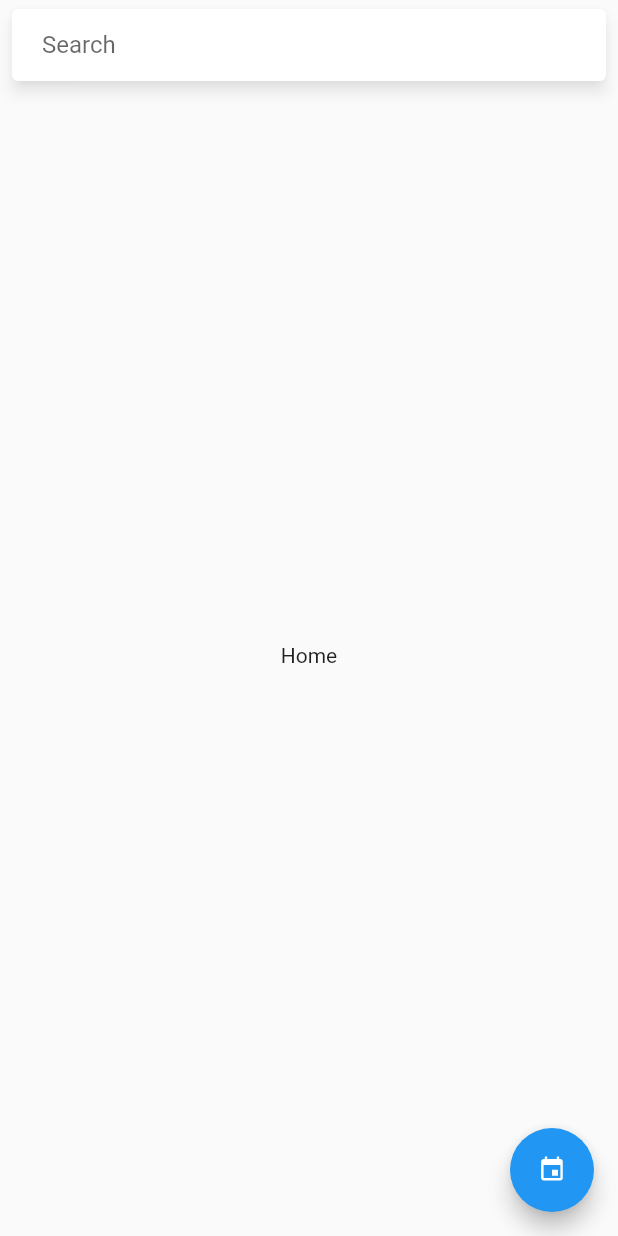
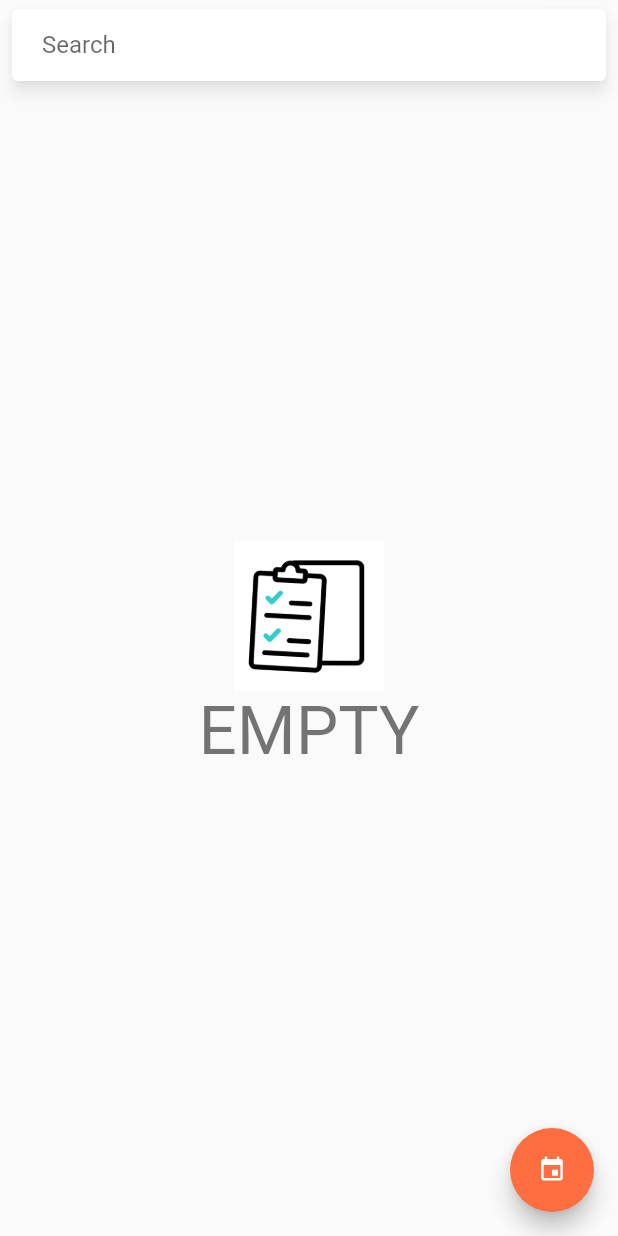
Before and after one commit to HCMUS-Advanced-Mobile-Development/ToDo, a Flutter app: the screen it shows after launch, on a phone screen of 412 x 824 dp. Run offline on Flutter 3.47's test engine with Material 2 defaults, Android fonts, the phone set to English and light mode, and no system bars; drawn by our look-alikes of material_floating_search_bar; our stand-ins replace flutter_datetime_picker, recase.

```diff
--- /dev/null
+++ b/lib/constants/route_constants.dart
@@ -0,0 +1,10 @@
+import 'package:flutter/material.dart';
+import 'package:todo/ui/add_todo/add_todo.dart';
+
+class RouteConstants {
+  static const addTodo = "addTodo";
+
+  static final routesMap = <String, WidgetBuilder>{
+    addTodo: (context) => const AddTodo(),
+  };
+}
--- a/lib/l10n/intl_en.arb
+++ b/lib/l10n/intl_en.arb
@@ -1,4 +1,7 @@
 {
   "todo": "TODO",
-  "search": "Search"
+  "search": "Search",
+  "empty": "Empty",
+  "addTodo": "Add TODO",
+  "whatIsYourPlan": "What is your plan"
 }
--- a/lib/main.dart
+++ b/lib/main.dart
@@ -2,6 +2,8 @@ import 'package:flutter/material.dart';
 import 'package:flutter_localizations/flutter_localizations.dart';
 import 'package:todo/generated/l10n.dart';
 import 'package:todo/ui/home/home.dart';
+
+import 'constants/route_constants.dart';
 
 void main() {
   runApp(const MyApp());
@@ -23,9 +25,15 @@ class MyApp extends StatelessWidget {
         GlobalCupertinoLocalizations.delegate,
       ],
       supportedLocales: S.delegate.supportedLocales,
-      theme: ThemeData.light(),
-      home: SafeArea(
-        child: const Home(),
+      theme: ThemeData.light().copyWith(
+        primaryColor: Colors.deepOrangeAccent,
+        appBarTheme: ThemeData.light().appBarTheme.copyWith(
+          backgroundColor: Colors.deepOrange[400]
+        ),
+      ),
+      routes: RouteConstants.routesMap,
+      home: const SafeArea(
+        child: Home(),
       ),
     );
   }
--- a/lib/ui/home/home.dart
+++ b/lib/ui/home/home.dart
@@ -1,9 +1,12 @@
 import 'dart:async';
 
 import 'package:flutter/material.dart';
+import 'package:todo/constants/route_constants.dart';
 import 'package:todo/constants/search_bar_constant.dart';
 import 'package:todo/generated/l10n.dart';
 import 'package:todo/widgets/search_bar.dart';
+
+import '../../widgets/empty_animation.dart';
 
 class Home extends StatefulWidget {
   const Home({Key? key}) : super(key: key);
@@ -41,26 +44,38 @@ class _HomeState extends State<Home> with TickerProviderStateMixin {
   }
 
   @override
+  void dispose() {
+    _addButtonAnimationController.dispose();
+
+    super.dispose();
+  }
+
+  @override
   Widget build(BuildContext context) {
     return Scaffold(
       floatingActionButton: FloatingActionButton(
+        backgroundColor: Theme.of(context).primaryColor,
         onPressed: _handleAdd,
         child: AnimatedIcon(
           icon: AnimatedIcons.add_event,
           progress: _addButtonAnimation,
         ),
       ),
-      body: Stack(children: [
+      body: Stack(children: const [
         Padding(
-          padding: const EdgeInsets.only(
+          padding: EdgeInsets.only(
             top: SearchBarConstant.height,
           ),
-          child: Center(child: Text("Home")),
+          child: Center(
+            child: EmptyAnimation(),
+          ),
         ),
         SearchBar()
       ]),
     );
   }
 
-  void _handleAdd() {}
+  void _handleAdd() {
+    Navigator.pushNamed(context, RouteConstants.addTodo);
+  }
 }
--- /dev/null
+++ b/lib/widgets/empty_animation.dart
@@ -0,0 +1,21 @@
+import 'package:flutter/cupertino.dart';
+import 'package:flutter/material.dart';
+import 'package:todo/generated/l10n.dart';
+
+class EmptyAnimation extends StatelessWidget {
+  const EmptyAnimation({Key? key}) : super(key: key);
+
+  @override
+  Widget build(BuildContext context) {
+    return Column(
+      mainAxisAlignment: MainAxisAlignment.center,
+      children: [
+        Image.asset("assets/animations/checklist.gif", width: 100),
+        Text(
+          S.current.empty.toUpperCase(),
+          style: Theme.of(context).textTheme.displaySmall,
+        )
+      ],
+    );
+  }
+}
--- a/pubspec.yaml
+++ b/pubspec.yaml
@@ -44,6 +44,7 @@ dependencies:
   get_it: ^7.2.0
   validators: ^3.0.0
   material_floating_search_bar: ^0.3.7
+  flutter_datetime_picker: ^1.5.1
 
 dev_dependencies:
   flutter_test:
@@ -70,9 +71,8 @@ flutter:
   uses-material-design: true
 
   # To add assets to your application, add an assets section, like this:
-  # assets:
-  #   - images/a_dot_burr.jpeg
-  #   - images/a_dot_ham.jpeg
+  assets:
+    - assets/animations/
 
   # An image asset can refer to one or more resolution-specific "variants", see
   # https://flutter.dev/assets-and-images/#resolution-aware.
```
Also changed, not shown: lib/models/todo_model.dart (added, +7 -0 lines), lib/ui/add_todo/add_todo.dart (added, +92 -0 lines), lib/widgets/text_input.dart (added, +53 -0 lines), assets/animations/checklist.gif (added), lib/generated/intl/messages_en.dart, lib/generated/l10n.dart.
